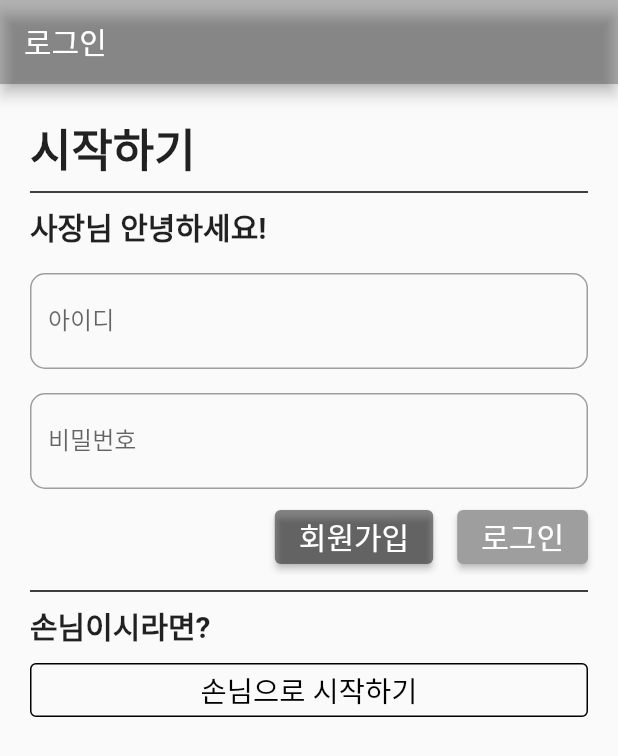
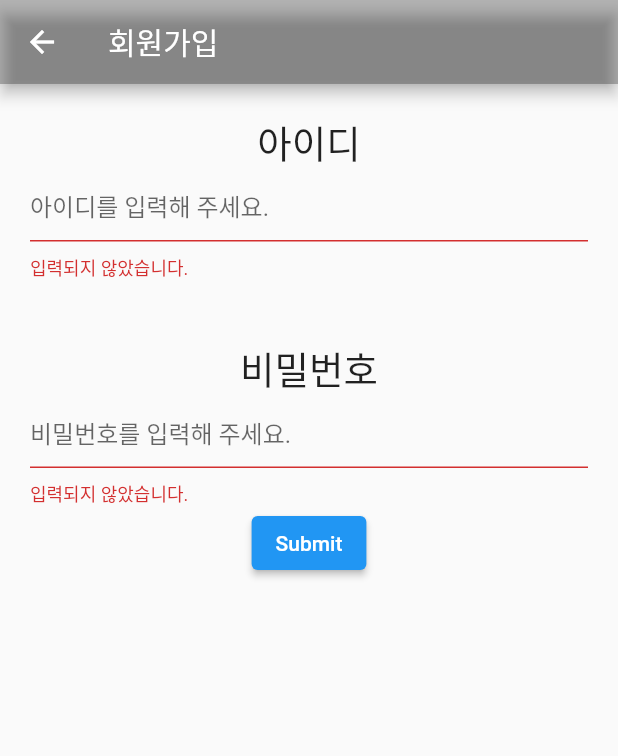
Before and after one commit to comalmot/2022-01-BasicProjectLab, a Flutter app: the screen it shows after launch, after a tap on "회원가입", on a phone screen of 412 x 824 dp. Shown: the top 756 px of the screen. Run offline on Flutter 3.47's test engine with Material 2 defaults, Android fonts, the phone set to English and light mode, and no system bars.

Commit message:
회원가입 화면 만드는 중

```diff
--- /dev/null
+++ b/lib/boong_join.dart
@@ -0,0 +1,125 @@
+import 'package:flutter/material.dart';
+
+void main() => runApp(MyApp());
+
+class MyApp extends StatelessWidget {
+
+  @override
+  Widget build(BuildContext context) {
+    return MaterialApp(
+      debugShowCheckedModeBanner: false,
+      title: '계정 만들기',
+      home: makeProfile(),
+    );
+  }
+}
+
+class makeProfile extends StatefulWidget {
+  @override
+  makeProfileState createState() => makeProfileState();
+}
+
+class makeProfileState extends State<makeProfile> {
+  final formKey = GlobalKey<FormState>();
+  String _id = '';
+  String _pwd = '';
+  String _pwdCheck = '';
+
+  @override
+  Widget build(BuildContext context) {
+    return Scaffold(
+      appBar: AppBar(
+        title: Text("회원가입"),
+        backgroundColor: Colors.black26,
+      ),
+      body: Form(
+        key: formKey,
+        child: Column(
+          mainAxisAlignment: MainAxisAlignment.start,
+          crossAxisAlignment: CrossAxisAlignment.start,
+          children: [
+            Padding(
+              padding: const EdgeInsets.all(20),
+              child: Column(
+                children: [
+                  const Text(
+                    '아이디',
+                    style: TextStyle(
+                      fontSize: 25.0,
+                    ),
+                  ),
+                  TextFormField(
+                    autovalidateMode: AutovalidateMode.always,
+                    decoration: const InputDecoration(
+                      hintText: '아이디를 입력해 주세요.',
+                    ),
+                    onSaved: (value) {
+                      setState(() {
+                        _id = value as String;
+                      });
+                    },
+                    validator: (value) {
+                      if (value == null || value.isEmpty) {
+                        return '입력되지 않았습니다.';
+                      }
+                      return null;
+                    },
+                  ),
+                ],
+              ),
+            ),
+            Padding(
+              padding: const EdgeInsets.fromLTRB(20, 20, 20, 20),
+              child: Column(
+                children: [
+                  const Text(
+                    '비밀번호',
+                    style: TextStyle(
+                      fontSize: 25.0,
+                    ),
+                  ),
+                  TextFormField(
+                    autovalidateMode: AutovalidateMode.always,
+                    decoration: const InputDecoration(
+                      hintText: '비밀번호를 입력해 주세요.',
+                    ),
+                    onSaved: (value) {
+                      setState(() {
+                        _pwd = value as String;
+                      });
+                    },
+                    validator: (value) {
+                      if (value == null || value.isEmpty) {
+                        return '입력되지 않았습니다.';
+                      } if (value.toString().length < 8) {
+                        return '8자 이상 입력해 주세요.';
+                      } if (!RegExp('[0-9]').hasMatch(value)) {
+                        return '숫자를 포함한 8자리 이상의 문자열로 만들어 주세요.';
+                      } return null;
+                    },
+                  ),
+                  ElevatedButton(
+                    onPressed: () {
+                      if (formKey.currentState!.validate()) {
+                        formKey.currentState!.save();
+                        ScaffoldMessenger.of(context).showSnackBar(
+                          SnackBar(content: Text(_id+'/'+_pwd)),
+                        );
+                      }
+                      },
+                    child: const Text('Submit'),
+                  )
+
+
+
+                ],
+              ),
+            )
+          ]
+
+        ),
+      ),
+    );
+  }
+
+}
--- a/lib/main.dart
+++ b/lib/main.dart
@@ -1,5 +1,7 @@
 import 'package:flutter/material.dart';
+import 'package:our_town_boongsaegwon/boong_join.dart';
 import 'boong_main.dart';
+import 'boong_join.dart';
 
 void main() => runApp(MyApp());
 
@@ -78,7 +80,12 @@
                 mainAxisAlignment: MainAxisAlignment.end,
                 children: [
                   ElevatedButton(
-                    onPressed: () {},
+                    onPressed: () {Navigator.push(
+                        context,
+                        MaterialPageRoute(
+                            builder:
+                                (BuildContext context) =>
+                                makeProfile()));},
                     style: ButtonStyle(
                         textStyle: MaterialStateProperty.all(
                             TextStyle(fontSize: 20, color: Colors.white)),
```
